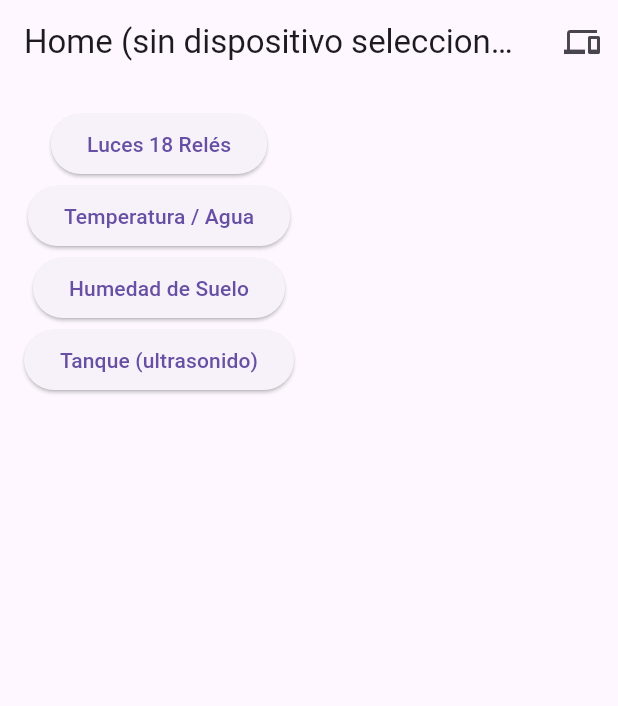
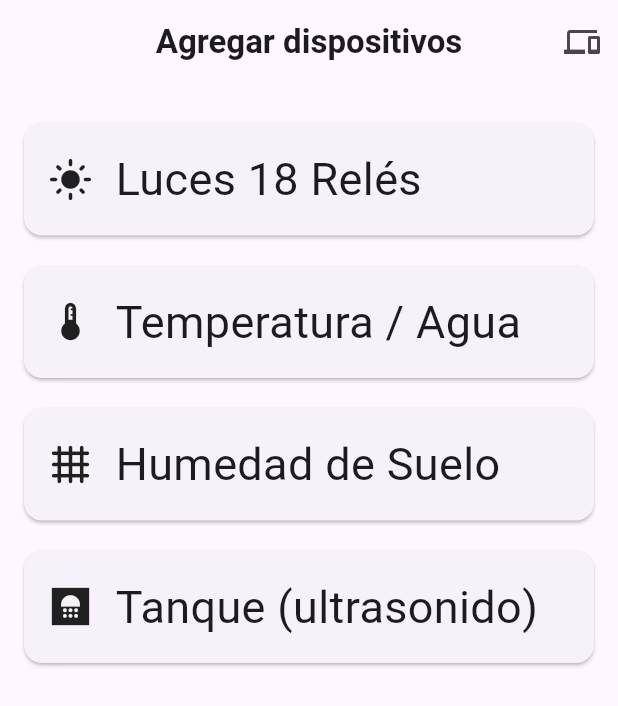
Before and after one commit to Maullin1996/esp_32_app, a Flutter app: the screen it shows after launch, on a phone screen of 412 x 824 dp. Shown: the top 706 px of the screen. Run offline on Flutter 3.47's test engine with Material 3 defaults, Android fonts, the light colour scheme and no system bars; our stand-ins replace flutter_riverpod, freezed_annotation, multicast_dns, shared_preferences.

```diff
--- a/lib/main.dart
+++ b/lib/main.dart
@@ -17,6 +17,7 @@ class Esp32App extends StatelessWidget {
       title: AppConstants.appName,
       debugShowCheckedModeBanner: false,
       theme: ThemeData(useMaterial3: true),
+      darkTheme: ThemeData.dark(),
       home: const HomePage(),
     );
   }
--- a/lib/ui/home_page.dart
+++ b/lib/ui/home_page.dart
@@ -1,9 +1,9 @@
 import 'package:esp32_app/features/luces/presentation/pages/luces_page.dart';
 import 'package:esp32_app/features/temperatura/presentation/pages/temp_page.dart';
+import 'package:esp32_app/ui/widget/custom_card.dart';
 import 'package:flutter/material.dart';
 import 'package:flutter_riverpod/flutter_riverpod.dart';
 
-import '../../features/devices/presentation/providers/device_providers.dart';
 import '../../features/humedad/presentation/pages/humedad_page.dart';
 import '../../features/tanque/presentation/pages/tanque_page.dart';
 import '../../features/devices/presentation/pages/devices_page.dart';
@@ -11,32 +11,15 @@ import '../../features/devices/presentation/pages/devices_page.dart';
 class HomePage extends ConsumerWidget {
   const HomePage({super.key});
 
-  Widget moduleButton(BuildContext ctx, String title, Widget page) {
-    return ElevatedButton(
-      onPressed: () {
-        Navigator.push(
-          ctx,
-          MaterialPageRoute(
-            builder: (_) => const TemperaturaPage(),
-            maintainState: false, // 🔥 clave para mañana
-          ),
-        );
-      },
-      child: Text(title),
-    );
-  }
-
   @override
   Widget build(BuildContext context, WidgetRef ref) {
-    final selected = ref.watch(selectedDeviceProvider);
-
     return Scaffold(
       appBar: AppBar(
         title: Text(
-          selected == null
-              ? "Home (sin dispositivo seleccionado)"
-              : "Home — ${selected.name}",
+          "Agregar dispositivos",
+          style: TextStyle(fontWeight: FontWeight.bold),
         ),
+        centerTitle: true,
         actions: [
           IconButton(
             icon: const Icon(Icons.devices),
@@ -53,14 +36,30 @@ class HomePage extends ConsumerWidget {
         padding: const EdgeInsets.all(16),
         child: Column(
           children: [
-            moduleButton(context, "Luces 18 Relés", const Luces18Page()),
-            moduleButton(
-              context,
-              "Temperatura / Agua",
-              const TemperaturaPage(),
+            CustomCard(
+              ctx: context,
+              icon: Icons.light_mode,
+              title: "Luces 18 Relés",
+              page: const Luces18Page(),
             ),
-            moduleButton(context, "Humedad de Suelo", const HumedadPage()),
-            moduleButton(context, "Tanque (ultrasonido)", const TanquePage()),
+            CustomCard(
+              ctx: context,
+              icon: Icons.thermostat_sharp,
+              title: "Temperatura / Agua",
+              page: const TemperaturaPage(),
+            ),
+            CustomCard(
+              ctx: context,
+              icon: Icons.grid_4x4_rounded,
+              title: "Humedad de Suelo",
+              page: const HumedadPage(),
+            ),
+            CustomCard(
+              ctx: context,
+              icon: Icons.bathroom_sharp,
+              title: "Tanque (ultrasonido)",
+              page: const TanquePage(),
+            ),
           ],
         ),
       ),
--- /dev/null
+++ b/lib/ui/widget/custom_card.dart
@@ -0,0 +1,50 @@
+import 'package:flutter/material.dart';
+
+class CustomCard extends StatelessWidget {
+  final BuildContext ctx;
+  final String title;
+  final Widget page;
+  final IconData icon;
+  const CustomCard({
+    super.key,
+    required this.ctx,
+    required this.title,
+    required this.page,
+    required this.icon,
+  });
+
+  @override
+  Widget build(BuildContext context) {
+    return GestureDetector(
+      onTap: () {
+        Navigator.push(
+          ctx,
+          MaterialPageRoute(
+            builder: (_) => page,
+            maintainState: false, // 🔥 clave para mañana
+          ),
+        );
+      },
+      child: Card(
+        margin: EdgeInsets.symmetric(vertical: 10),
+        child: Padding(
+          padding: const EdgeInsets.all(16.0),
+          child: Row(
+            children: [
+              Icon(icon, size: 30),
+              SizedBox(width: 15),
+              Expanded(
+                child: Text(
+                  title,
+                  style: TextStyle(fontSize: 30),
+                  overflow: TextOverflow
+                      .ellipsis, // o .fade, .visible según prefieras
+                ),
+              ),
+            ],
+          ),
+        ),
+      ),
+    );
+  }
+}
```
Also changed, not shown: lib/core/providers/assigned_devices_provider.dart (added, +27 -0 lines), lib/core/storage/assigned_devices.dart (added, +19 -0 lines), lib/features/devices/presentation/pages/mdns_scan_page.dart (+47 -28 lines), lib/features/humedad/presentation/pages/humedad_page.dart (+34 -36 lines), lib/features/luces/presentation/pages/luces_page.dart (+29 -8 lines), lib/features/tanque/presentation/pages/tanque_page.dart (+37 -37 lines), lib/features/temperatura/presentation/pages/temp_page.dart (+41 -74 lines).
